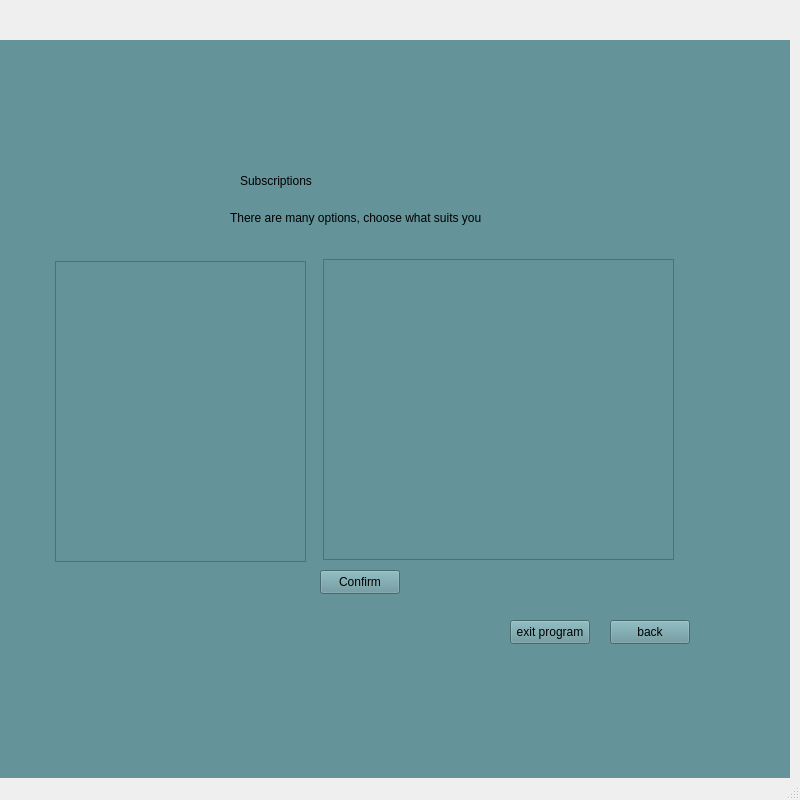
Above: omar qt/QtWidgetsApplication3.ui from MohammedNaser28/SP_metro_system before the change. Below: the same form after it.
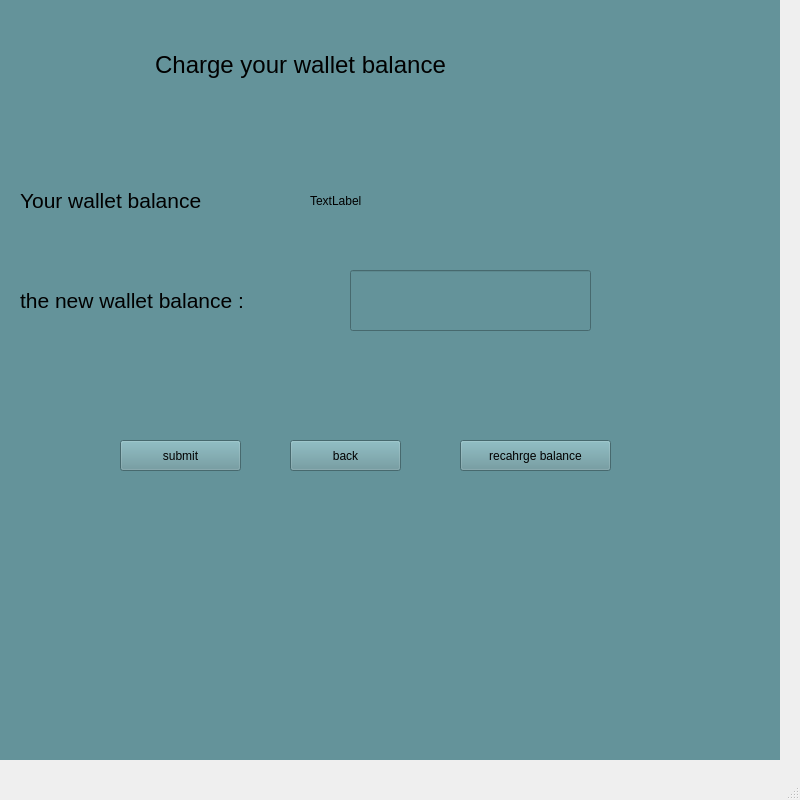
That is the form after the change. The open tabs and pages were chosen to show the change. Icons and pictures are not drawn.

```diff
--- a/omar qt/QtWidgetsApplication3.ui
+++ b/omar qt/QtWidgetsApplication3.ui
@@ -23,8 +23,8 @@
    <widget class="QStackedWidget" name="stackedWidget">
     <property name="geometry">
      <rect>
-      <x>-10</x>
-      <y>40</y>
+      <x>-20</x>
+      <y>-40</y>
       <width>800</width>
       <height>800</height>
      </rect>
@@ -1314,7 +1314,109 @@
       </property>
      </widget>
     </widget>
-    <widget class="QWidget" name="page"/>
+    <widget class="QWidget" name="renew_in_wallet_subsc">
+     <widget class="QPushButton" name="back_to_renew_page">
+      <property name="geometry">
+       <rect>
+        <x>310</x>
+        <y>480</y>
+        <width>111</width>
+        <height>31</height>
+       </rect>
+      </property>
+      <property name="text">
+       <string>back</string>
+      </property>
+     </widget>
+     <widget class="QLabel" name="label_41">
+      <property name="geometry">
+       <rect>
+        <x>110</x>
+        <y>70</y>
+        <width>421</width>
+        <height>71</height>
+       </rect>
+      </property>
+      <property name="text">
+       <string>&lt;html&gt;&lt;head/&gt;&lt;body&gt;&lt;p align=&quot;center&quot;&gt;&lt;span style=&quot; font-size:18pt;&quot;&gt;Charge your wallet balance&lt;/span&gt;&lt;/p&gt;&lt;/body&gt;&lt;/html&gt;</string>
+      </property>
+     </widget>
+     <widget class="QPushButton" name="confirm_wallet_balance">
+      <property name="geometry">
+       <rect>
+        <x>140</x>
+        <y>480</y>
+        <width>121</width>
+        <height>31</height>
+       </rect>
+      </property>
+      <property name="text">
+       <string>submit</string>
+      </property>
+     </widget>
+     <widget class="QLabel" name="label_40">
+      <property name="geometry">
+       <rect>
+        <x>40</x>
+        <y>310</y>
+        <width>301</width>
+        <height>61</height>
+       </rect>
+      </property>
+      <property name="text">
+       <string>&lt;html&gt;&lt;head/&gt;&lt;body&gt;&lt;p&gt;&lt;span style=&quot; font-size:16pt;&quot;&gt;the new wallet balance :&lt;/span&gt;&lt;/p&gt;&lt;/body&gt;&lt;/html&gt;</string>
+      </property>
+     </widget>
+     <widget class="QLabel" name="label_42">
+      <property name="geometry">
+       <rect>
+        <x>40</x>
+        <y>210</y>
+        <width>251</width>
+        <height>61</height>
+       </rect>
+      </property>
+      <property name="text">
+       <string>&lt;html&gt;&lt;head/&gt;&lt;body&gt;&lt;p&gt;&lt;span style=&quot; font-size:16pt;&quot;&gt;Your wallet balance &lt;/span&gt;&lt;/p&gt;&lt;/body&gt;&lt;/html&gt;</string>
+      </property>
+     </widget>
+     <widget class="QLabel" name="old_wallet_balance">
+      <property name="geometry">
+       <rect>
+        <x>330</x>
+        <y>210</y>
+        <width>281</width>
+        <height>61</height>
+       </rect>
+      </property>
+      <property name="text">
+       <string>TextLabel</string>
+      </property>
+     </widget>
+     <widget class="QLineEdit" name="wallet_new_balance">
+      <property name="geometry">
+       <rect>
+        <x>370</x>
+        <y>310</y>
+        <width>241</width>
+        <height>61</height>
+       </rect>
+      </property>
+     </widget>
+     <widget class="QPushButton" name="recharge_main_bala_in_wallet">
+      <property name="geometry">
+       <rect>
+        <x>480</x>
+        <y>480</y>
+        <width>151</width>
+        <height>31</height>
+       </rect>
+      </property>
+      <property name="text">
+       <string>recahrge balance</string>
+      </property>
+     </widget>
+    </widget>
     <widget class="QWidget" name="current_data">
      <widget class="QWidget" name="widget" native="true">
       <property name="geometry">
```
